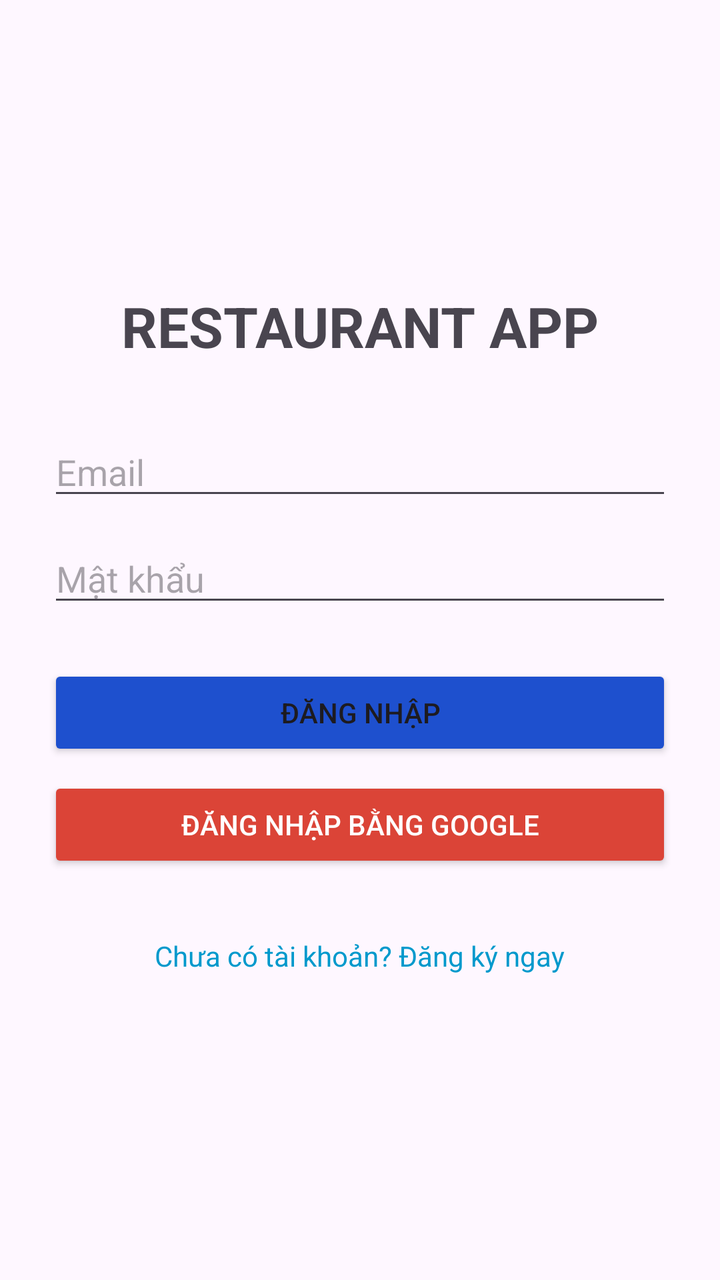
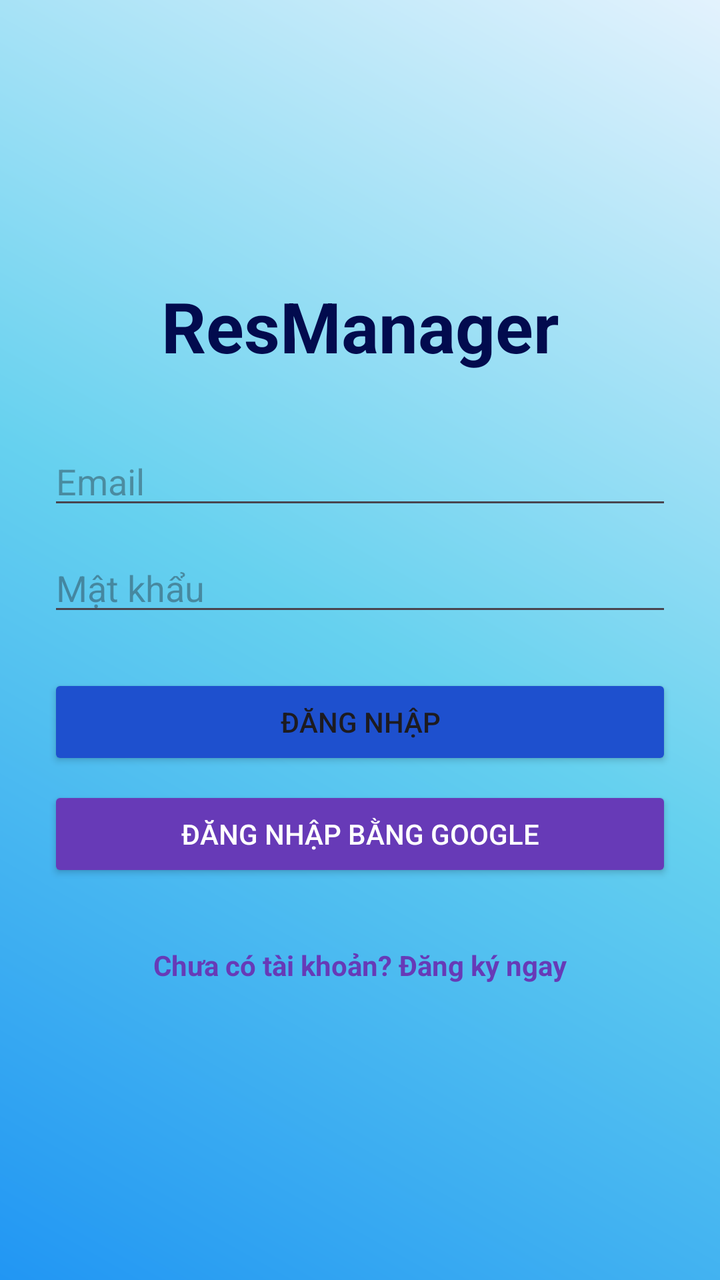

Before-and-after screenshots of an Android layout around one commit, followed by the original layout XML and the change that was made.
<!-- AndroidManifest.xml: application theme Theme.ProjectCK -->
<!-- res/layout/activity_login.xml -->
<?xml version="1.0" encoding="utf-8"?>
<LinearLayout xmlns:android="http://schemas.android.com/apk/res/android"
    android:layout_width="match_parent"
    android:layout_height="match_parent"
    android:orientation="vertical"
    android:padding="24dp"
    android:gravity="center">

    <TextView
        android:layout_width="wrap_content"
        android:layout_height="wrap_content"
        android:text="RESTAURANT APP"
        android:textSize="28sp"
        android:textStyle="bold"
        android:layout_marginBottom="32dp"/>

    <EditText
        android:id="@+id/edtEmail"
        android:layout_width="match_parent"
        android:layout_height="wrap_content"
        android:hint="Email"
        android:inputType="textEmailAddress"
        android:layout_marginBottom="12dp"/>

    <EditText
        android:id="@+id/edtPassword"
        android:layout_width="match_parent"
        android:layout_height="wrap_content"
        android:hint="Mật khẩu"
        android:inputType="textPassword"
        android:layout_marginBottom="24dp"/>

    <Button
        android:id="@+id/btnLogin"
        android:layout_width="match_parent"
        android:layout_height="wrap_content"
        android:text="Đăng Nhập"
        android:backgroundTint="@color/button_color"/>

    <Button
        android:id="@+id/btnLoginGoogle"
        android:layout_width="match_parent"
        android:layout_height="wrap_content"
        android:text="Đăng nhập bằng Google"
        android:backgroundTint="#DB4437"
        android:textColor="@android:color/white"
        android:layout_marginTop="8dp"/>

    <TextView
        android:id="@+id/tvRegister"
        android:layout_width="wrap_content"
        android:layout_height="wrap_content"
        android:text="Chưa có tài khoản? Đăng ký ngay"
        android:textColor="@android:color/holo_blue_dark"
        android:layout_marginTop="24dp"
        android:padding="8dp"/>

    <ProgressBar
        android:id="@+id/progressBar"
        android:layout_width="wrap_content"
        android:layout_height="wrap_content"
        android:visibility="gone"
        android:layout_marginTop="16dp"/>
</LinearLayout>
<!-- resources referenced by this layout -->
<resources>
  <color name="button_color">#1E50CE</color>
  <style name="Theme.ProjectCK" parent="Base.Theme.ProjectCK" />
  <style name="Base.Theme.ProjectCK" parent="Theme.Material3.DayNight.NoActionBar">
          
          
      </style>
</resources>

<!-- the commit's change to res/layout/activity_login.xml (unified diff, before → after) -->
@@ -4,15 +4,17 @@
     android:layout_height="match_parent"
     android:orientation="vertical"
     android:padding="24dp"
-    android:gravity="center">
+    android:gravity="center"
+    android:background="@drawable/bg_gradient">
 
     <TextView
         android:layout_width="wrap_content"
         android:layout_height="wrap_content"
-        android:text="RESTAURANT APP"
-        android:textSize="28sp"
+        android:text="ResManager"
+        android:textSize="35sp"
         android:textStyle="bold"
-        android:layout_marginBottom="32dp"/>
+        android:layout_marginBottom="32dp"
+        android:textColor="@color/appname_color"/>
 
     <EditText
         android:id="@+id/edtEmail"
@@ -42,18 +44,19 @@
         android:layout_width="match_parent"
         android:layout_height="wrap_content"
         android:text="Đăng nhập bằng Google"
-        android:backgroundTint="#DB4437"
+        android:backgroundTint="#673AB7"
         android:textColor="@android:color/white"
-        android:layout_marginTop="8dp"/>
+        android:layout_marginTop="8dp" />
 
     <TextView
         android:id="@+id/tvRegister"
         android:layout_width="wrap_content"
         android:layout_height="wrap_content"
         android:text="Chưa có tài khoản? Đăng ký ngay"
-        android:textColor="@android:color/holo_blue_dark"
+        android:textColor="#673AB7"
         android:layout_marginTop="24dp"
-        android:padding="8dp"/>
+        android:padding="8dp"
+        android:textStyle="bold"/>
 
     <ProgressBar
         android:id="@+id/progressBar"
<!-- resource entries referenced after the edit -->
@@ -1,6 +1,15 @@
 <!-- resources referenced by this layout -->
 <resources>
+  <color name="appname_color">#020B4E</color>
   <color name="button_color">#1E50CE</color>
+  <!-- drawable bg_gradient (drawable) -->
+  <shape xmlns:android="http://schemas.android.com/apk/res/android">
+      <gradient
+          android:startColor="#2196F3"
+          android:centerColor="#66D1EF"
+          android:endColor="#E3F2FD"
+          android:angle="45"/>
+  </shape>
   <style name="Theme.ProjectCK" parent="Base.Theme.ProjectCK" />
   <style name="Base.Theme.ProjectCK" parent="Theme.Material3.DayNight.NoActionBar">
           
